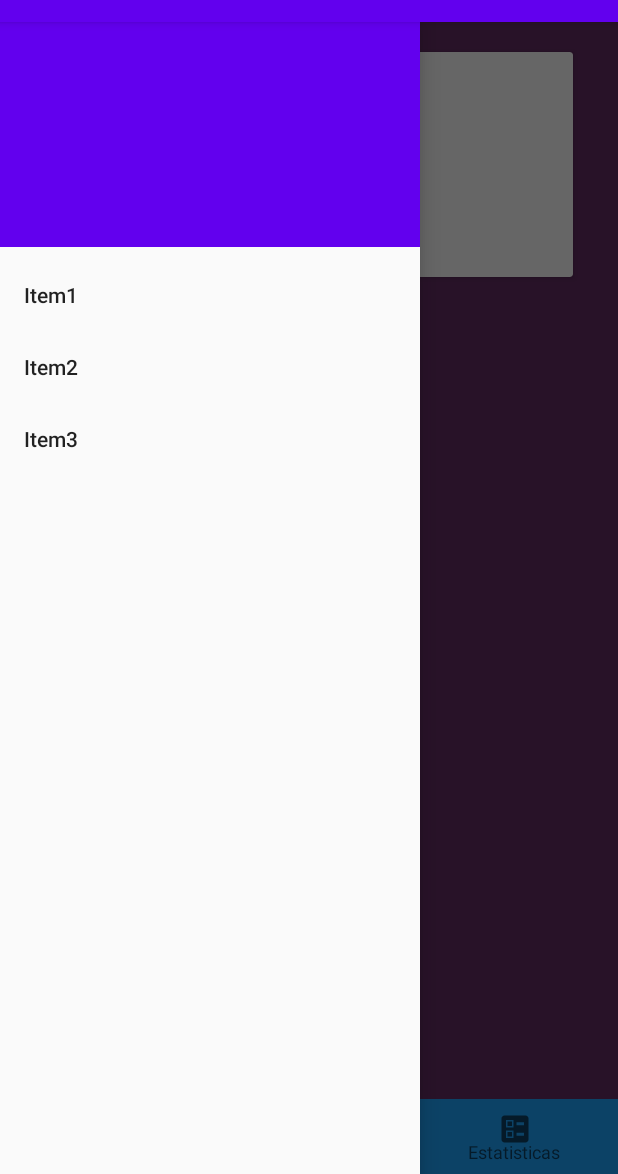
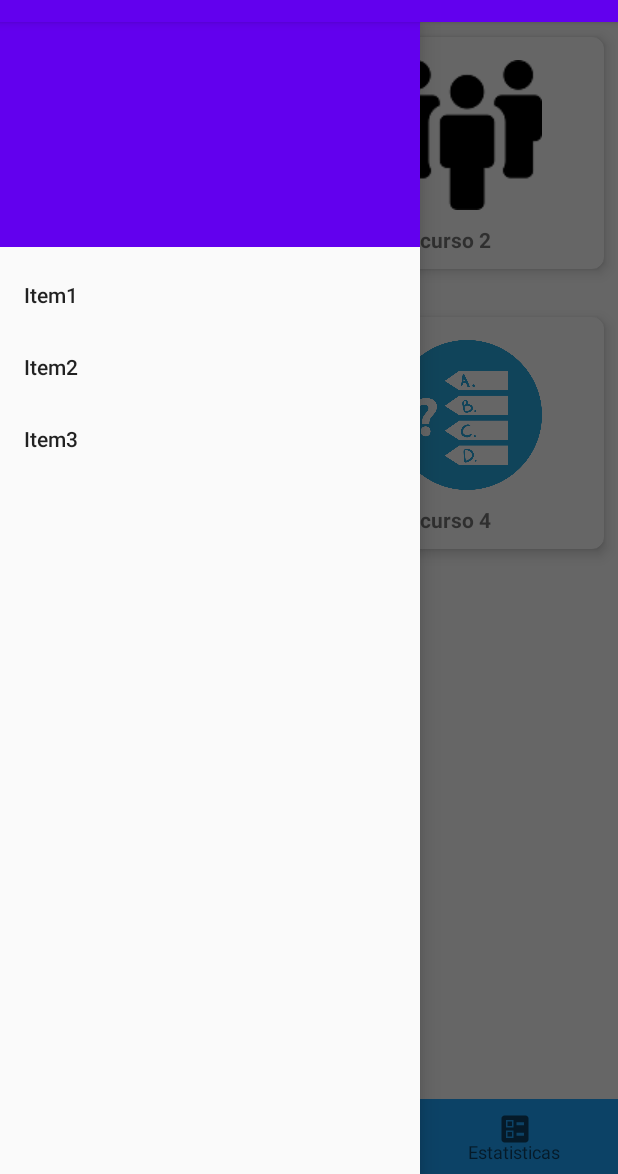
Before and after one commit to GustavoKondo/Nymer, an Android app: the home_Activity screen opened directly, with no data from a screen before it, in the side drawer, after a tap on "Item2", on a phone screen of 412 x 824 dp, the part 62-1236 px from its top. Run offline under Robolectric (Android 15) with nearby library versions, the phone set to English and light mode, and no system bars.

Commit message:
commit adicionando menu_bottom e começando reclycler view

```diff
--- /dev/null
+++ b/app/src/main/java/com/example/nimmer_quizz/adapters/AlphaAdapters.kt
@@ -0,0 +1,45 @@
+package com.example.nimmer_quizz.adapters
+
+import android.content.Context
+import android.view.LayoutInflater
+import android.view.View
+import android.view.ViewGroup
+import android.widget.ImageView
+import android.widget.TextView
+import android.widget.Toast
+import androidx.recyclerview.widget.RecyclerView
+import com.example.nimmer_quizz.R
+import com.example.nimmer_quizz.model.AlphaChar
+
+class AlphaAdapters( var context: Context , var arrayList: ArrayList<AlphaChar>)
+    :RecyclerView.Adapter<AlphaAdapters.ItemHolder>() {
+    override fun onCreateViewHolder(parent: ViewGroup, viewType: Int): ItemHolder {
+
+       val itemHolder = LayoutInflater.from(parent.context).inflate(R.layout.grid_layout_list , parent , false)
+        return ItemHolder(itemHolder)
+
+    }
+
+    override fun getItemCount(): Int {
+        return arrayList.size
+    }
+
+    override fun onBindViewHolder(holder: ItemHolder, position: Int) {
+        var alphaChar: AlphaChar = arrayList.get(position)
+
+        holder.icons.setImageResource(alphaChar.iconsChar!!)
+        holder.alphas.text = alphaChar.alphaChar
+
+        holder.alphas.setOnClickListener{
+            Toast.makeText(context, alphaChar.alphaChar, Toast.LENGTH_LONG).show()
+        }
+    }
+
+
+    class ItemHolder(itemView: View): RecyclerView.ViewHolder(itemView){
+
+        var icons = itemView.findViewById<ImageView>(R.id.icons_image)
+        var alphas = itemView.findViewById<TextView>(R.id.alpha_text_view)
+
+    }
+}
--- a/app/src/main/java/com/example/nimmer_quizz/home_Activity.kt
+++ b/app/src/main/java/com/example/nimmer_quizz/home_Activity.kt
@@ -5,14 +5,36 @@ import android.os.Bundle
 import android.view.MenuItem
 import android.widget.Toast
 import androidx.appcompat.app.ActionBarDrawerToggle
+import androidx.recyclerview.widget.GridLayoutManager
+import androidx.recyclerview.widget.LinearLayoutManager
+import androidx.recyclerview.widget.RecyclerView
+import com.example.nimmer_quizz.adapters.AlphaAdapters
+import com.example.nimmer_quizz.model.AlphaChar
 import kotlinx.android.synthetic.main.home_activity.*
 
 lateinit var  toggle: ActionBarDrawerToggle
 
 class home_Activity : AppCompatActivity() {
+
+    private var recyclerView:RecyclerView ? = null
+    private var gridLayoutManager:GridLayoutManager ? = null
+    private var arrayList:ArrayList<AlphaChar> ? = null
+    private var alphaAdapters:AlphaAdapters ? = null
+
+
     override fun onCreate(savedInstanceState: Bundle?) {
         super.onCreate(savedInstanceState)
         setContentView(R.layout.home_activity)
+
+        recyclerView = findViewById(R.id.technicalCourseList)
+        gridLayoutManager = GridLayoutManager(applicationContext, 2, LinearLayoutManager.VERTICAL  , false)
+        recyclerView?.layoutManager =gridLayoutManager
+        recyclerView?.setHasFixedSize(true)
+        arrayList = ArrayList()
+        arrayList = setDataInList()
+        alphaAdapters = AlphaAdapters(applicationContext, arrayList!!)
+        recyclerView?.adapter = alphaAdapters
+
 
         toggle = ActionBarDrawerToggle(this, drawerLayout, R.string.open, R.string.close)
         drawerLayout.addDrawerListener(toggle)
@@ -36,6 +58,17 @@ class home_Activity : AppCompatActivity() {
 
     }
 
+    private fun setDataInList() :ArrayList<AlphaChar>{
+        var items:ArrayList<AlphaChar> = ArrayList()
+
+            items.add(AlphaChar(R.drawable.quizgames , "curso 1"))
+            items.add(AlphaChar(R.drawable.team , "curso 2"))
+            items.add(AlphaChar(R.drawable.logo , "curso 3"))
+            items.add(AlphaChar(R.drawable.quizgames , "curso 4"))
+
+        return items
+    }
+
     override fun onOptionsItemSelected(item: MenuItem): Boolean {
         if (toggle.onOptionsItemSelected(item)){
             return true
--- /dev/null
+++ b/app/src/main/java/com/example/nimmer_quizz/model/AlphaChar.kt
@@ -0,0 +1,12 @@
+package com.example.nimmer_quizz.model
+
+class AlphaChar {
+
+    var iconsChar:Int ? = 0
+    var alphaChar:String ? = null
+
+    constructor(iconsChar: Int?, alphaChar: String?) {
+        this.iconsChar = iconsChar
+        this.alphaChar = alphaChar
+    }
+}
--- /dev/null
+++ b/app/src/main/res/layout/grid_layout_list.xml
@@ -0,0 +1,37 @@
+<?xml version="1.0" encoding="utf-8"?>
+<androidx.cardview.widget.CardView xmlns:android="http://schemas.android.com/apk/res/android"
+    android:layout_width="match_parent"
+    android:layout_height="wrap_content"
+    xmlns:app="http://schemas.android.com/apk/res-auto"
+    app:cardElevation="5dp"
+    app:cardCornerRadius="8dp"
+    app:cardPreventCornerOverlap="true"
+    app:cardUseCompatPadding="true"
+    android:layout_marginBottom="12dp">
+
+   <RelativeLayout
+       android:layout_width="match_parent"
+       android:layout_height="wrap_content"
+       android:padding="10dp">
+
+       <ImageView
+           android:id="@+id/icons_image"
+           android:layout_width="100dp"
+           android:layout_height="100dp"
+           android:layout_marginLeft="8dp"
+           android:layout_marginTop="5dp"
+           android:layout_marginStart="37dp"
+           android:src="@drawable/team"/>
+       <TextView
+           android:layout_width="wrap_content"
+           android:layout_height="wrap_content"
+           android:text="Curso"
+           android:layout_marginTop="10dp"
+           android:layout_marginStart="56dp"
+           android:layout_below="@id/icons_image"
+           android:id="@+id/alpha_text_view"
+           android:textStyle="bold"/>
+
+   </RelativeLayout>
+
+</androidx.cardview.widget.CardView>
--- a/app/src/main/res/layout/home_activity.xml
+++ b/app/src/main/res/layout/home_activity.xml
@@ -10,24 +10,9 @@
     <androidx.constraintlayout.widget.ConstraintLayout
         android:layout_width="match_parent"
         android:layout_height="match_parent"
-        android:background="@color/backPrincipal">
+        android:background="@android:color/white">
 
-        <androidx.cardview.widget.CardView
-            android:id="@+id/cardView"
-            android:layout_width="150dp"
-            android:layout_height="150dp"
-            android:layout_marginStart="30dp"
-            android:layout_marginTop="20dp"
-            app:layout_constraintStart_toStartOf="parent"
-            app:layout_constraintTop_toTopOf="parent" />
 
-        <androidx.cardview.widget.CardView
-            android:layout_width="150dp"
-            android:layout_height="150dp"
-            app:layout_constraintEnd_toEndOf="parent"
-            android:layout_marginEnd="30dp"
-            app:layout_constraintTop_toTopOf="parent"
-            android:layout_marginTop="20dp"/>
 
         <LinearLayout
             android:layout_width="match_parent"
@@ -47,7 +32,13 @@
 
         </LinearLayout>
 
-
+        <androidx.recyclerview.widget.RecyclerView
+            android:id="@+id/technicalCourseList"
+            android:layout_width="409dp"
+            android:layout_height="680dp"
+            app:layout_constraintEnd_toEndOf="parent"
+            app:layout_constraintStart_toStartOf="parent"
+            app:layout_constraintTop_toTopOf="parent" />
 
 
     </androidx.constraintlayout.widget.ConstraintLayout>
```
Also changed, not shown: app/src/main/res/drawable/iconcursos.png (added), app/src/main/res/drawable/quizgames.png (added), app/src/main/res/drawable/team.png (added).
